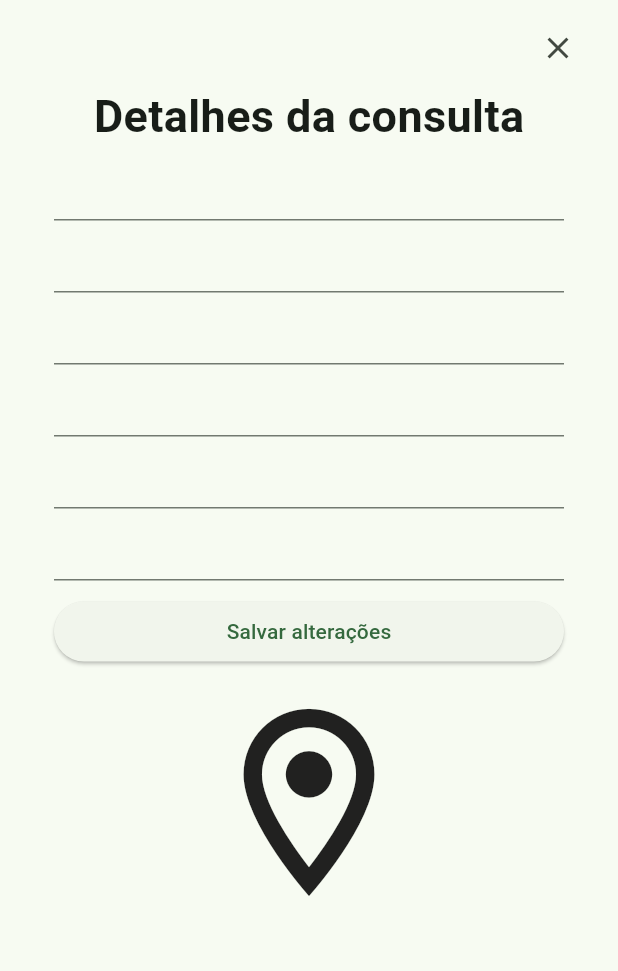
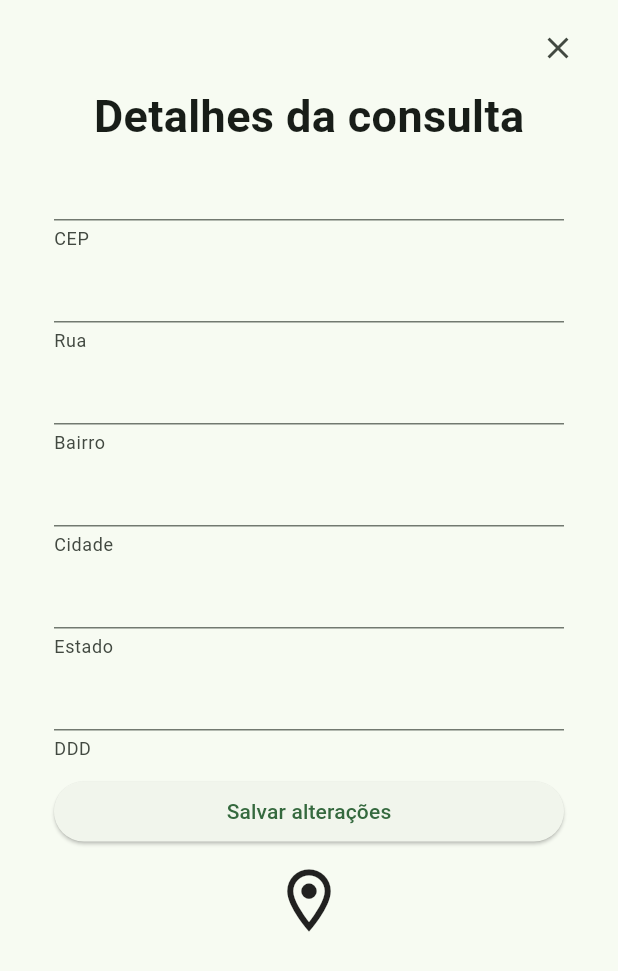
Before and after one commit to WagDevX/viacepapp, a Flutter app: the CepDetailsPage screen opened directly with empty values, on a phone screen of 412 x 824 dp. Shown: the top 971 px of the screen. Run offline on Flutter 3.47's test engine with Material 2 defaults, Android fonts, the phone set to English and light mode, and no system bars; our stand-ins replace dio, flutter_dotenv, lottie; statements that could not run were skipped.

Commit message:
added hint text to cep details page

```diff
--- a/lib/pages/cep_details_page.dart
+++ b/lib/pages/cep_details_page.dart
@@ -69,31 +69,37 @@ class _CepDetailsPageState extends State<CepDetailsPage> {
                   crossAxisAlignment: CrossAxisAlignment.start,
                   children: [
                     TextField(
+                      decoration: const InputDecoration(helperText: "CEP"),
                       controller: cepController,
                       style: const TextStyle(
                           fontSize: 20, fontWeight: FontWeight.w500),
                     ),
                     TextField(
+                      decoration: const InputDecoration(helperText: "Rua"),
                       controller: ruaController,
                       style: const TextStyle(
                           fontSize: 20, fontWeight: FontWeight.w500),
                     ),
                     TextField(
+                      decoration: const InputDecoration(helperText: "Bairro"),
                       controller: bairroController,
                       style: const TextStyle(
                           fontSize: 20, fontWeight: FontWeight.w500),
                     ),
                     TextField(
+                      decoration: const InputDecoration(helperText: "Cidade"),
                       controller: cidadeController,
                       style: const TextStyle(
                           fontSize: 20, fontWeight: FontWeight.w500),
                     ),
                     TextField(
+                      decoration: const InputDecoration(helperText: "Estado"),
                       controller: estadoController,
                       style: const TextStyle(
                           fontSize: 20, fontWeight: FontWeight.w500),
                     ),
                     TextField(
+                      decoration: const InputDecoration(helperText: "DDD"),
                       controller: dddController,
                       style: const TextStyle(
                           fontSize: 20, fontWeight: FontWeight.w500),
@@ -141,10 +147,10 @@ class _CepDetailsPageState extends State<CepDetailsPage> {
                             child: const Text("Salvar alterações")))
                   ]),
             ),
-            const SizedBox(height: 15),
+            const SizedBox(height: 10),
             const Icon(
               Icons.location_on_outlined,
-              size: 150,
+              size: 50,
             )
           ],
         ),
```
